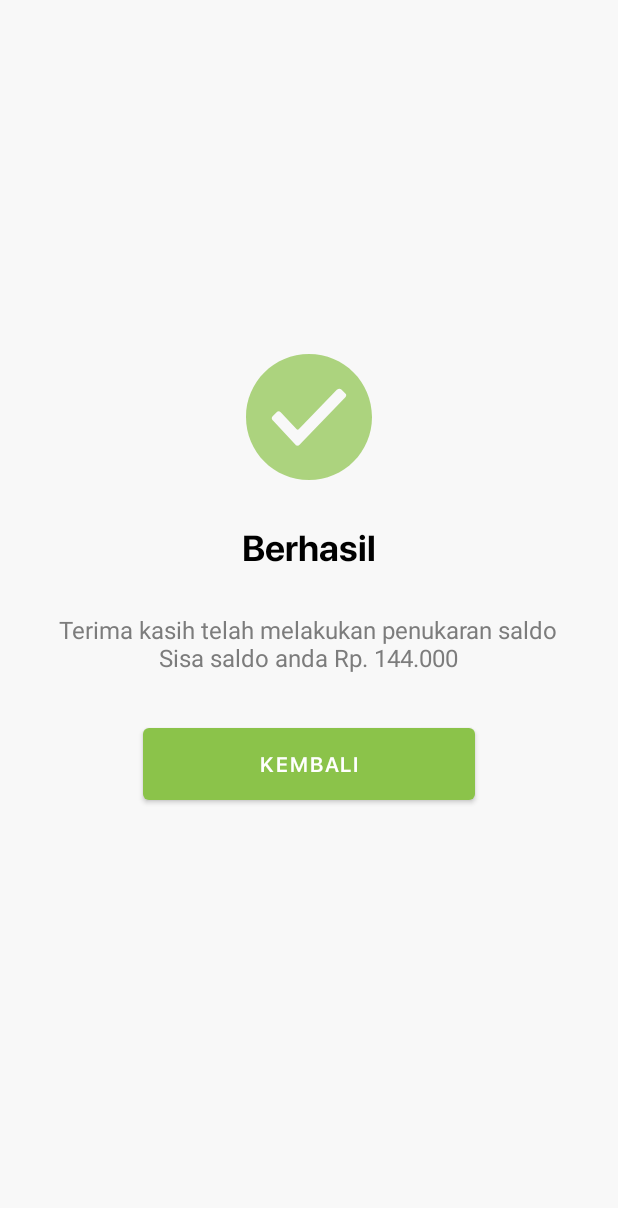
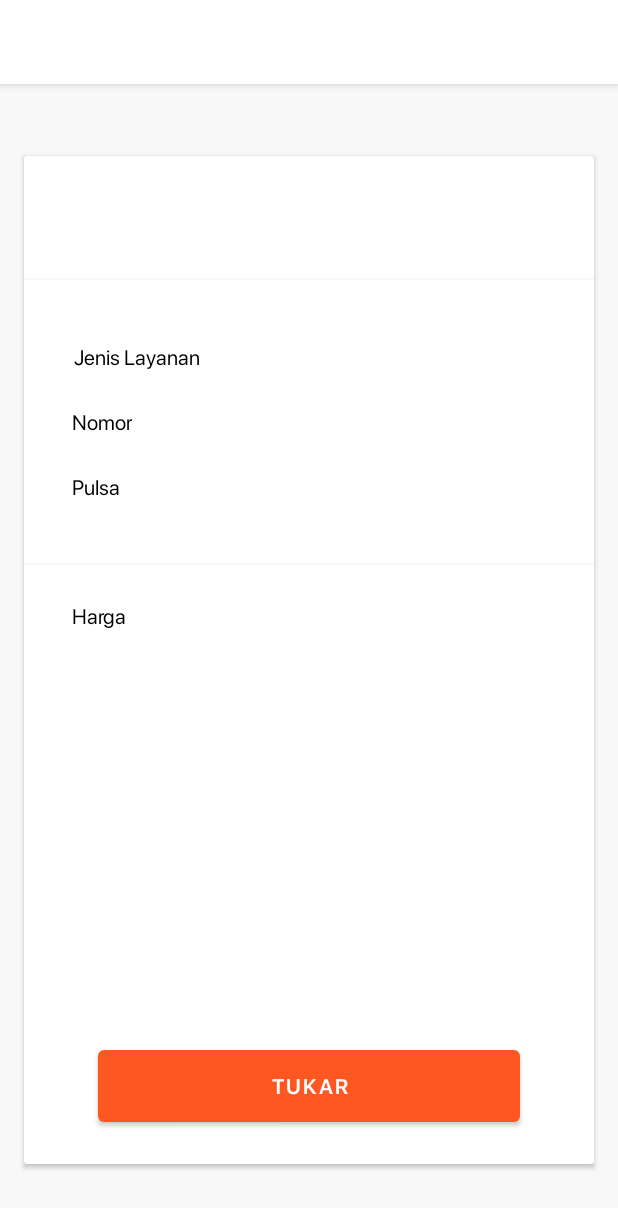
Before and after one commit to Fuadafdhal/Treasure, an Android app: the ExchangeConfirmationActivity screen opened directly, with no data from a screen before it, on a phone screen of 412 x 824 dp. Shown: the top 1208 px of the screen. Run offline under Robolectric (Android 15) with nearby library versions, the phone set to English and light mode, and no system bars.

Commit message:
make exchange Logic

```diff
--- a/app/src/main/java/com/afdhal_fa/treasure/core/domain/model/Exchange.kt
+++ b/app/src/main/java/com/afdhal_fa/treasure/core/domain/model/Exchange.kt
@@ -7,6 +7,7 @@ import kotlinx.android.parcel.Parcelize
 data class Exchange(
     val id: String = "",
     var type: String = "",
+    var serviceType: String = "",
     var phoneNumber: String = "",
     var nominal: Int = 0,
     var totalNominal: Int = 0,
--- a/app/src/main/java/com/afdhal_fa/treasure/core/utils/Utils.kt
+++ b/app/src/main/java/com/afdhal_fa/treasure/core/utils/Utils.kt
@@ -4,6 +4,9 @@ import android.content.Context
 import android.util.TypedValue
 import android.view.ViewGroup
 import android.widget.TextView
+import timber.log.Timber
+import java.text.DecimalFormat
+import java.text.DecimalFormatSymbols
 import java.text.NumberFormat
 import java.util.*
 
@@ -19,16 +22,46 @@ fun TextView.setMarginStart(marginStart: Int) {
 
 fun Int.toRupiah(): String {
     val localeID = Locale("in", "ID")
-    val format = NumberFormat.getCurrencyInstance(localeID)
-    return format.format(this.toDouble())
+
+    val kursIndonesia = NumberFormat.getCurrencyInstance(localeID) as DecimalFormat
+    val formatRp = DecimalFormatSymbols()
+
+    formatRp.currencySymbol = "Rp."
+    formatRp.monetaryDecimalSeparator = ','
+    formatRp.groupingSeparator = '.'
+
+    kursIndonesia.decimalFormatSymbols = formatRp
+    kursIndonesia.isDecimalSeparatorAlwaysShown = false
+    kursIndonesia.decimalFormatSymbols = formatRp
+
+    return kursIndonesia.format(this.toDouble()).replace(",00", "")
 }
 
 fun String.toRupiahUnFormat(): String {
-    return this.replace("Rp".toRegex(), "").replace("""[.]""".toRegex(), "")
+    return this.replace("Rp".toRegex(), "").replace("[.]".toRegex(), "")
 }
 
-fun String.toRupiahUnFormatRupiah(): String {
-    return this.substring(0, this.length - 3)
+//fun String.toRupiahUnFormatRupiah(): String {
+//    return if (this.contains(",00")) this.substring(0, this.length - 3) else this
+//}
+
+fun ujicoba() {
+    val harga = 250_000_000
+    val localeId = Locale("id", "ID")
+    val kursIndonesia = NumberFormat.getCurrencyInstance(localeId) as DecimalFormat
+    val formatRp = DecimalFormatSymbols()
+
+    formatRp.currencySymbol = "Rp."
+    formatRp.monetaryDecimalSeparator = ','
+    formatRp.groupingSeparator = '.'
+
+    kursIndonesia.decimalFormatSymbols = formatRp
+    kursIndonesia.isDecimalSeparatorAlwaysShown = false
+    kursIndonesia.decimalFormatSymbols = formatRp
+
+    val result = kursIndonesia.format(harga.toDouble()).replace(",00", "")
+
+    Timber.d(result)
 }
 
 //fun Int.length() = when(this) {
--- a/app/src/main/java/com/afdhal_fa/treasure/view/choose_nominal/NominalAdapter.kt
+++ b/app/src/main/java/com/afdhal_fa/treasure/view/choose_nominal/NominalAdapter.kt
@@ -23,7 +23,7 @@ class NominalAdapter : BaseRecyclerViewAdapter<NominalAdapter.VHolder, Nominal>(
         fun onBind(nominal: Nominal) {
             with(itemView) {
                 textNominal.text =
-                    nominal.nominal.toRupiah().substring(2, nominal.nominal.toRupiah().length)
+                    nominal.nominal.toRupiah().substring(3, nominal.nominal.toRupiah().length)
                 textTotalNominal.text = nominal.totalNominal.toRupiah()
             }
         }
--- a/app/src/main/java/com/afdhal_fa/treasure/view/exchange/ExchangeAdapter.kt
+++ b/app/src/main/java/com/afdhal_fa/treasure/view/exchange/ExchangeAdapter.kt
@@ -15,10 +15,8 @@ import com.afdhal_fa.treasure.core.domain.model.Exchange
 import com.afdhal_fa.treasure.core.domain.model.ExchangeMetode
 import com.afdhal_fa.treasure.core.domain.model.Nominal
 import com.afdhal_fa.treasure.core.domain.model.User
-import com.afdhal_fa.treasure.core.utils.makeToast
 import com.afdhal_fa.treasure.core.utils.toRupiah
 import com.afdhal_fa.treasure.core.utils.toRupiahUnFormat
-import com.afdhal_fa.treasure.core.utils.toRupiahUnFormatRupiah
 import com.google.android.material.textfield.TextInputLayout
 import kotlinx.android.synthetic.main.item_exchange.view.*
 import java.util.*
@@ -35,6 +33,7 @@ class ExchangeAdapter : RecyclerView.Adapter<ExchangeAdapter.VHolder>() {
     }
 
     var onItemClick: ((ExchangeMetode) -> Unit)? = null
+    var onExchangeClick: ((Exchange) -> Unit)? = null
 
     fun setData(newListData: List<ExchangeMetode>?) {
         if (newListData != null) {
@@ -119,9 +118,9 @@ class ExchangeAdapter : RecyclerView.Adapter<ExchangeAdapter.VHolder>() {
                         layoutFormExchange.visibility = View.VISIBLE
                         buttonExpandItem.setImageResource(R.drawable.ic_left_arrow_up)
                         textFieldNominal.editText?.setText(
-                            it.nominal.toRupiah().toRupiahUnFormatRupiah()
+                            it.nominal.toRupiah()
                         )
-                        textPrice.text = it.totalNominal.toRupiah().toRupiahUnFormatRupiah()
+                        textPrice.text = it.totalNominal.toRupiah()
                     }
                 }
             }
@@ -139,11 +138,11 @@ class ExchangeAdapter : RecyclerView.Adapter<ExchangeAdapter.VHolder>() {
                         phoneNumber = textPhoneNumber,
                         nominal = nominal,
                         totalNominal = nominal.plus(1000),
-                        mUser.uid
+                        exchangeUId = mUser.uid
                     )
+                    onExchangeClick?.invoke(mExchange)
+                }
 
-                    it.context.makeToast(mExchange.toString())
-                }
             }
         }
 
@@ -225,8 +224,7 @@ class ExchangeAdapter : RecyclerView.Adapter<ExchangeAdapter.VHolder>() {
                         var sNonFormat = s.toString()
                         sNonFormat = sNonFormat.toRupiahUnFormat()
                         if (!sNonFormat.equals("")) {
-                            var formatted = sNonFormat.toInt().toRupiah()
-                            formatted = formatted.toRupiahUnFormatRupiah()
+                            val formatted = sNonFormat.toInt().toRupiah()
                             current = formatted
                             textFieldNominal.editText?.setText(formatted)
                             textFieldNominal.editText?.setSelection(formatted.length)
@@ -260,8 +258,7 @@ class ExchangeAdapter : RecyclerView.Adapter<ExchangeAdapter.VHolder>() {
                     if (sNonFormat.toInt() > 999 && sNonFormat.toInt() % 1000 == 0) {
                         textFieldNominal.isErrorEnabled = false
                         textFieldNominal.helperText = null
-                        textPrice.text =
-                            sNonFormat.toInt().plus(1000).toRupiah().toRupiahUnFormatRupiah()
+                        textPrice.text = sNonFormat.toInt().plus(1000).toRupiah()
                     }
                 }
             }
--- a/app/src/main/java/com/afdhal_fa/treasure/view/exchange/ExchangeFragment.kt
+++ b/app/src/main/java/com/afdhal_fa/treasure/view/exchange/ExchangeFragment.kt
@@ -16,6 +16,7 @@ import com.afdhal_fa.treasure.core.utils.makeToast
 import com.afdhal_fa.treasure.core.vo.Resource
 import com.afdhal_fa.treasure.databinding.FragmentExchangeBinding
 import com.afdhal_fa.treasure.view.choose_nominal.ChoseeNominalActivity
+import com.afdhal_fa.treasure.view.exchange_confirmation.ExchangeConfirmationActivity
 import com.afdhal_fa.treasure.view.login.LoginActivity
 
 class ExchangeFragment : BaseToolbarFragment<ExchangeViewModel>() {
@@ -51,6 +52,14 @@ class ExchangeFragment : BaseToolbarFragment<ExchangeViewModel>() {
                     INTENT_REQUEST_CODE_NOMINAL
                 )
             }
+            exchangeAdapter.onExchangeClick = { resultData ->
+                startActivity(
+                    Intent(activity, ExchangeConfirmationActivity::class.java)
+                        .putExtra(INTENT_RESUTL_EXTRA_POSITION, resultData)
+                )
+            }
+
+
 
             viewmodel.exchangeMetode().observe(viewLifecycleOwner, {
                 exchangeAdapter.setData(it)
--- /dev/null
+++ b/app/src/main/java/com/afdhal_fa/treasure/view/exchange_confirmation/ConfirmationViewModel.kt
@@ -0,0 +1,5 @@
+package com.afdhal_fa.treasure.view.exchange_confirmation
+
+import androidx.lifecycle.ViewModel
+
+class ConfirmationViewModel : ViewModel()
--- a/app/src/main/java/com/afdhal_fa/treasure/view/exchange_confirmation/ExchangeConfirmationActivity.kt
+++ b/app/src/main/java/com/afdhal_fa/treasure/view/exchange_confirmation/ExchangeConfirmationActivity.kt
@@ -1,12 +1,66 @@
 package com.afdhal_fa.treasure.view.exchange_confirmation
 
 import android.os.Bundle
-import androidx.appcompat.app.AppCompatActivity
+import androidx.appcompat.widget.Toolbar
+import androidx.lifecycle.ViewModelProvider
+import coil.load
 import com.afdhal_fa.treasure.R
+import com.afdhal_fa.treasure.core.domain.model.Exchange
+import com.afdhal_fa.treasure.core.utils.BaseToolbarActivity
+import com.afdhal_fa.treasure.core.utils.toRupiah
+import com.afdhal_fa.treasure.databinding.ActivityExchangeConfirmationBinding
+import com.afdhal_fa.treasure.view.exchange.ExchangeFragment
 
-class ExchangeConfirmationActivity : AppCompatActivity() {
+class ExchangeConfirmationActivity : BaseToolbarActivity<ConfirmationViewModel>() {
+
+    private lateinit var binding: ActivityExchangeConfirmationBinding
+
     override fun onCreate(savedInstanceState: Bundle?) {
         super.onCreate(savedInstanceState)
-        setContentView(R.layout.activity_exchange_status)
+        binding = ActivityExchangeConfirmationBinding.inflate(layoutInflater)
+        setContentView(binding.root)
+
+        val intent =
+            intent.getParcelableExtra<Exchange>(ExchangeFragment.INTENT_RESUTL_EXTRA_POSITION)
+
+        intent?.let {
+
+            binding.imageExchangeType.load(
+                when (it.type) {
+                    "Pulsa" -> {
+                        R.drawable.ic_ponsel
+                    }
+
+                    "Link Aja" -> {
+                        R.drawable.logo_linkaja
+                    }
+
+                    "Dana" -> {
+                        R.drawable.logo_dana
+                    }
+                    else -> {
+                        R.drawable.ic_ponsel
+                    }
+                }
+            )
+
+            binding.textTitleExchangeType.text = it.type
+            binding.textTitleNominalType.text = it.type
+
+            binding.textServiceType.text = it.serviceType
+            binding.textPhone.text = it.phoneNumber
+            binding.textNominalType.text = it.nominal.toRupiah()
+            binding.textPrice.text = it.totalNominal.toRupiah()
+        }
+
     }
+
+    override fun setToolbar(): Toolbar {
+        return binding.includeAppbar.toolbar
+    }
+
+    override fun initViewModel(): ConfirmationViewModel {
+        return ViewModelProvider(this)[ConfirmationViewModel::class.java]
+    }
+
 }
--- a/app/src/main/java/com/afdhal_fa/treasure/view/home/HomeFragment.kt
+++ b/app/src/main/java/com/afdhal_fa/treasure/view/home/HomeFragment.kt
@@ -9,12 +9,12 @@ import com.afdhal_fa.treasure.R
 import com.afdhal_fa.treasure.core.utils.BaseToolbarFragment
 import com.afdhal_fa.treasure.core.utils.makeToast
 import com.afdhal_fa.treasure.core.utils.toRupiah
+import com.afdhal_fa.treasure.core.utils.ujicoba
 import com.afdhal_fa.treasure.core.vo.Resource
 import com.afdhal_fa.treasure.databinding.FragmentHomeBinding
 import com.afdhal_fa.treasure.view.home.notification.NotificationActivity
 import com.afdhal_fa.treasure.view.home.setting.SettingActivity
 import com.afdhal_fa.treasure.view.login.LoginActivity
-import kotlinx.android.synthetic.main.app_bar.view.*
 
 class HomeFragment : BaseToolbarFragment<HomeViewModel>() {
     private lateinit var binding: FragmentHomeBinding
@@ -34,6 +34,8 @@ class HomeFragment : BaseToolbarFragment<HomeViewModel>() {
         super.onViewCreated(view, savedInstanceState)
         checkIfUserIsAuthenticated()
         setHasOptionsMenu(true)
+
+        ujicoba()
     }
 
     override fun onOptionsItemSelected(item: MenuItem): Boolean {
--- /dev/null
+++ b/app/src/main/res/layout/activity_exchange_confirmation.xml
@@ -0,0 +1,209 @@
+<?xml version="1.0" encoding="utf-8"?>
+<androidx.constraintlayout.widget.ConstraintLayout xmlns:android="http://schemas.android.com/apk/res/android"
+    xmlns:app="http://schemas.android.com/apk/res-auto"
+    xmlns:tools="http://schemas.android.com/tools"
+    android:layout_width="match_parent"
+    android:layout_height="match_parent"
+    android:background="@color/windowBackgoround"
+    tools:context=".view.exchange_confirmation.ExchangeConfirmationActivity">
+
+    <include
+        android:id="@+id/includeAppbar"
+        layout="@layout/app_bar"
+        app:layout_constraintEnd_toEndOf="parent"
+        app:layout_constraintStart_toStartOf="parent"
+        app:layout_constraintTop_toTopOf="parent" />
+
+    <androidx.cardview.widget.CardView
+        android:layout_width="0dp"
+        android:layout_height="0dp"
+        android:layout_marginStart="16dp"
+        android:layout_marginTop="48dp"
+        android:layout_marginEnd="16dp"
+        android:layout_marginBottom="48dp"
+        app:layout_constraintBottom_toBottomOf="parent"
+        app:layout_constraintEnd_toEndOf="parent"
+        app:layout_constraintStart_toStartOf="parent"
+        app:layout_constraintTop_toBottomOf="@+id/includeAppbar">
+
+        <androidx.constraintlayout.widget.ConstraintLayout
+            android:layout_width="match_parent"
+            android:layout_height="match_parent">
+
+            <ImageView
+                android:id="@+id/imageExchangeType"
+                android:layout_width="54dp"
+                android:layout_height="32dp"
+                android:layout_marginStart="16dp"
+                android:layout_marginTop="16dp"
+                android:layout_marginEnd="16dp"
+                android:layout_marginBottom="16dp"
+                android:contentDescription="@string/image_description"
+                app:layout_constraintStart_toStartOf="parent"
+                app:layout_constraintTop_toTopOf="parent"
+                tools:src="@drawable/logo_linkaja" />
+
+            <TextView
+                android:id="@+id/textTitleExchangeType"
+                android:layout_width="wrap_content"
+                android:layout_height="wrap_content"
+                android:layout_marginStart="16dp"
+                android:fontFamily="@font/sf_pro_semibold"
+                android:textColor="@android:color/black"
+                android:textSize="18sp"
+                app:layout_constraintBottom_toBottomOf="@+id/imageExchangeType"
+                app:layout_constraintStart_toEndOf="@+id/imageExchangeType"
+                app:layout_constraintTop_toTopOf="@+id/imageExchangeType"
+                tools:text="@string/app_name" />
+
+            <View
+                android:id="@+id/lineTop"
+                android:layout_width="match_parent"
+                android:layout_height="1dp"
+                android:layout_marginTop="33dp"
+                android:background="#F8F8F8"
+                app:layout_constraintEnd_toEndOf="parent"
+                app:layout_constraintStart_toStartOf="parent"
+                app:layout_constraintTop_toBottomOf="@+id/imageExchangeType" />
+
+
+            <TextView
+                android:id="@+id/textTitleServiceType"
+                android:layout_width="wrap_content"
+                android:layout_height="wrap_content"
+                android:layout_marginStart="33dp"
+                android:layout_marginTop="41dp"
+                android:fontFamily="@font/sf_pro_regular"
+                android:text="@string/text_service_type"
+                android:textColor="@android:color/black"
+                android:textSize="14sp"
+                app:layout_constraintStart_toStartOf="parent"
+                app:layout_constraintTop_toBottomOf="@+id/lineTop" />
+
+            <TextView
+                android:id="@+id/textTitlePhone"
+                android:layout_width="wrap_content"
+                android:layout_height="wrap_content"
+                android:layout_marginStart="32dp"
+                android:layout_marginTop="24dp"
+                android:fontFamily="@font/sf_pro_regular"
+                android:text="@string/text_title_number"
+                android:textColor="@android:color/black"
+                android:textSize="14sp"
+                app:layout_constraintStart_toStartOf="parent"
+                app:layout_constraintTop_toBottomOf="@+id/textTitleServiceType" />
+
+            <TextView
+                android:id="@+id/textTitleNominalType"
+                android:layout_width="wrap_content"
+                android:layout_height="wrap_content"
+                android:layout_marginStart="32dp"
+                android:layout_marginTop="24dp"
+                android:fontFamily="@font/sf_pro_regular"
+                android:text="Pulsa"
+                android:textColor="@android:color/black"
+                android:textSize="14sp"
+                app:layout_constraintStart_toStartOf="parent"
+                app:layout_constraintTop_toBottomOf="@+id/textTitlePhone" />
+
+            <androidx.constraintlayout.widget.Guideline
+                android:id="@+id/guideline"
+                android:layout_width="wrap_content"
+                android:layout_height="wrap_content"
+                android:orientation="vertical"
+                app:layout_constraintGuide_begin="218dp" />
+
+            <TextView
+                android:id="@+id/textServiceType"
+                android:layout_width="wrap_content"
+                android:layout_height="wrap_content"
+                android:layout_marginTop="41dp"
+                android:fontFamily="@font/sf_pro_regular"
+                android:textColor="@android:color/black"
+                android:textSize="14sp"
+                app:layout_constraintStart_toStartOf="@+id/guideline"
+                app:layout_constraintTop_toBottomOf="@+id/lineTop"
+                tools:text="Tri Indosat" />
+
+            <TextView
+                android:id="@+id/textPhone"
+                android:layout_width="wrap_content"
+                android:layout_height="wrap_content"
+                android:layout_marginTop="24dp"
+                android:fontFamily="@font/sf_pro_regular"
+                android:textColor="@android:color/black"
+                android:textSize="14sp"
+                app:layout_constraintStart_toStartOf="@+id/guideline"
+                app:layout_constraintTop_toBottomOf="@+id/textServiceType"
+                tools:text="082292606316" />
+
+            <TextView
+                android:id="@+id/textNominalType"
+                android:layout_width="wrap_content"
+                android:layout_height="wrap_content"
+                android:layout_marginTop="24dp"
+                android:fontFamily="@font/sf_pro_regular"
+                android:textColor="@android:color/black"
+                android:textSize="14sp"
+                app:layout_constraintStart_toStartOf="@+id/guideline"
+                app:layout_constraintTop_toBottomOf="@+id/textPhone"
+                tools:text="5.0000" />
+
+            <View
+                android:id="@+id/lineBottom"
+                android:layout_width="match_parent"
+                android:layout_height="1dp"
+                android:layout_marginTop="41dp"
+                android:background="#F8F8F8"
+                app:layout_constraintEnd_toEndOf="parent"
+                app:layout_constraintStart_toStartOf="parent"
+                app:layout_constraintTop_toBottomOf="@+id/textTitleNominalType" />
+
+            <TextView
+                android:id="@+id/textTitlePrice"
+                android:layout_width="wrap_content"
+                android:layout_height="wrap_content"
+                android:layout_marginStart="32dp"
+                android:layout_marginTop="24dp"
+                android:fontFamily="@font/sf_pro_regular"
+                android:text="@string/title_price"
+                android:textColor="@android:color/black"
+                android:textSize="14sp"
+                app:layout_constraintStart_toStartOf="parent"
+                app:layout_constraintTop_toBottomOf="@+id/lineBottom" />
+
+
+            <TextView
+                android:id="@+id/textPrice"
+                android:layout_width="wrap_content"
+                android:layout_height="wrap_content"
+                android:layout_marginTop="24dp"
+                android:fontFamily="@font/sf_pro_regular"
+                android:textColor="@android:color/black"
+                android:textSize="14sp"
+                app:layout_constraintStart_toStartOf="@+id/guideline"
+                app:layout_constraintTop_toBottomOf="@+id/lineBottom"
+                tools:text="Rp.6.000" />
+
+
+            <Button
+                android:id="@+id/buttonExchange"
+                android:layout_width="match_parent"
+                android:layout_height="wrap_content"
+                android:layout_marginStart="49dp"
+                android:layout_marginEnd="49dp"
+                android:layout_marginBottom="28dp"
+                android:background="@drawable/background_ractangel_radius_4dp"
+                android:fontFamily="@font/sf_pro_semibold"
+                android:text="@string/text_change"
+                app:backgroundTint="@color/colorTextButton2"
+                app:layout_constraintBottom_toBottomOf="parent"
+                app:layout_constraintEnd_toEndOf="parent"
+                app:layout_constraintHorizontal_bias="0.0"
+                app:layout_constraintStart_toStartOf="parent" />
+
+        </androidx.constraintlayout.widget.ConstraintLayout>
+    </androidx.cardview.widget.CardView>
+
+
+</androidx.constraintlayout.widget.ConstraintLayout>
--- a/app/src/main/res/values/strings.xml
+++ b/app/src/main/res/values/strings.xml
@@ -56,6 +56,8 @@
     <!--    ItemExchange-->
     <string name="text_change">Tukar</string>
     <string name="prompt_nominal">Nominal</string>
+    <string name="text_service_type">Jenis Layanan</string>
+    <string name="text_title_number">Nomor</string>
 
 
 </resources>
```
